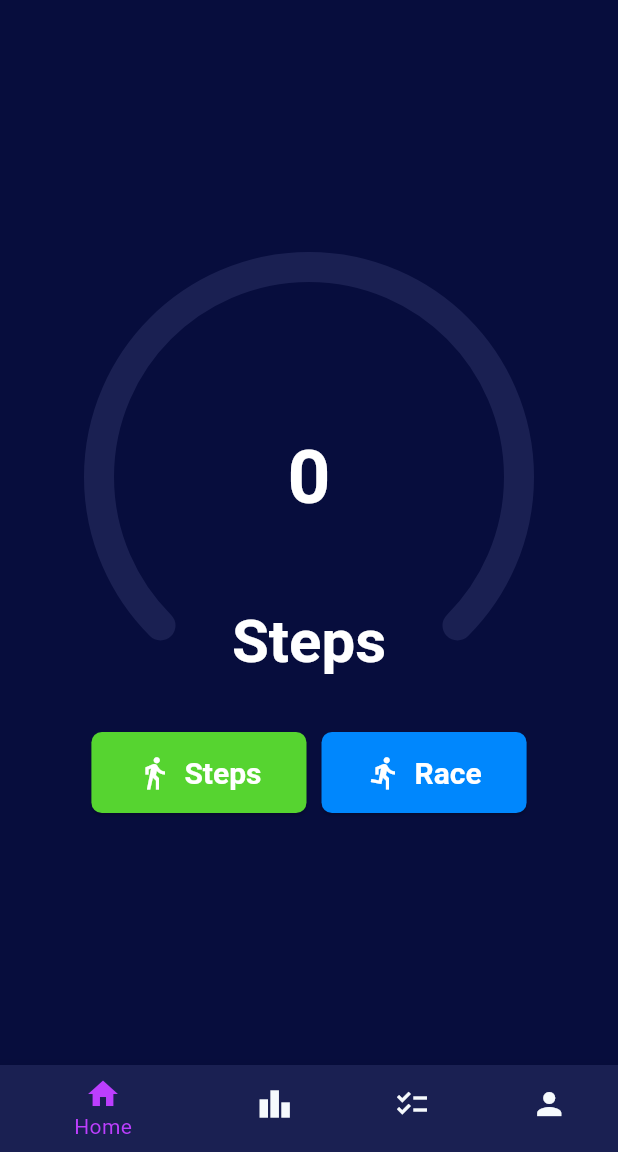
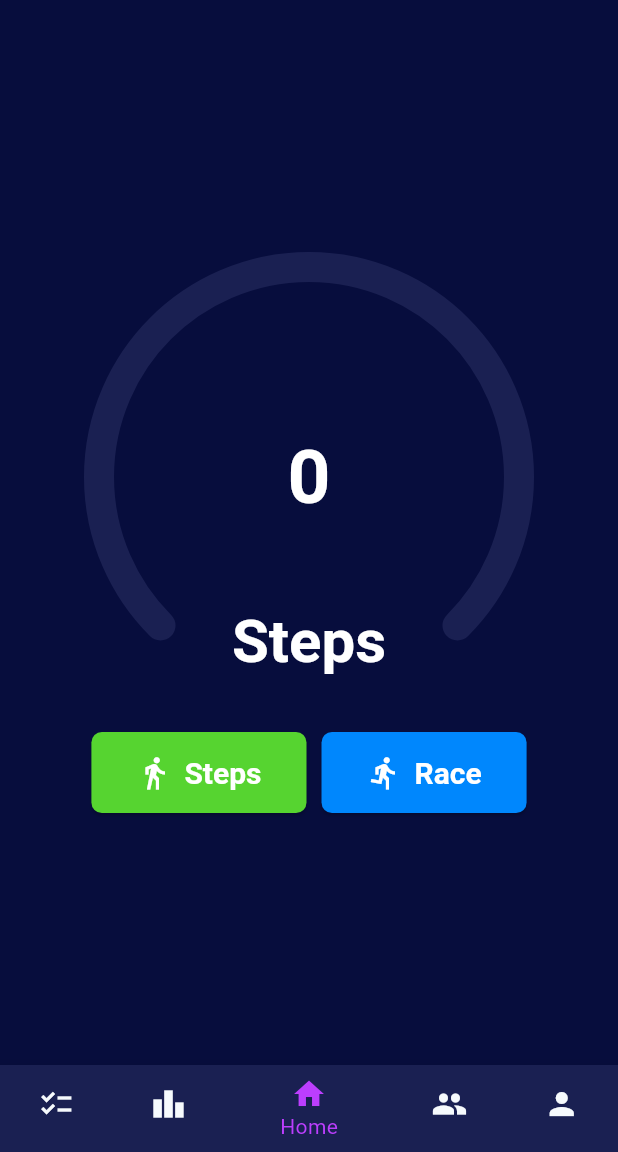
Before and after one commit to RealTeamRocket/rocket-app, a Flutter app: the HomePage screen opened directly, on a phone screen of 412 x 824 dp, the part 84-1236 px from its top. Run offline on Flutter 3.47's test engine with Material 3 defaults, Android fonts, the phone set to English and light mode, and no system bars; our stand-ins replace fl_chart, flutter_dotenv, flutter_secure_storage, flutter_slidable, font_awesome_flutter, geolocator and 4 more; missing offline and left inert: background_fetch, flutter_osm_plugin; accounts and stored records are empty.

Commit message:
added 5. page for navbar

```diff
--- a/mobile_app/lib/widgets/menu_bar.dart
+++ b/mobile_app/lib/widgets/menu_bar.dart
@@ -11,7 +11,7 @@ class CustomMenuBar extends StatefulWidget {
 }
 
 class _CustomMenuBarState extends State<CustomMenuBar> {
-  int _currentIndex = 0;
+  int _currentIndex = 2; /// set position of starting page to hompage in the middle
 
   @override
   Widget build(BuildContext context) {
@@ -19,18 +19,23 @@ class _CustomMenuBarState extends State<CustomMenuBar> {
       type: BottomNavigationBarType.shifting,
       items: const <BottomNavigationBarItem>[
         BottomNavigationBarItem(
+          icon: Icon(Icons.checklist),
+          label: 'Challenges',
+          backgroundColor: ColorConstants.secoundaryColor,
+        ),
+        BottomNavigationBarItem(
+          icon: Icon(Icons.leaderboard),
+          label: 'Leaderboard',
+          backgroundColor: ColorConstants.secoundaryColor,
+        ),
+        BottomNavigationBarItem(
           icon: Icon(Icons.home),
           label: 'Home',
           backgroundColor: ColorConstants.secoundaryColor,
         ),
         BottomNavigationBarItem(
-          icon: Icon(Icons.leaderboard),
-          label: 'Leaderboards',
-          backgroundColor: ColorConstants.secoundaryColor,
-        ),
-        BottomNavigationBarItem(
-          icon: Icon(Icons.checklist),
-          label: 'Challenges',
+          icon: Icon(Icons.group),
+          label: 'Friends',
           backgroundColor: ColorConstants.secoundaryColor,
         ),
         BottomNavigationBarItem(
```
